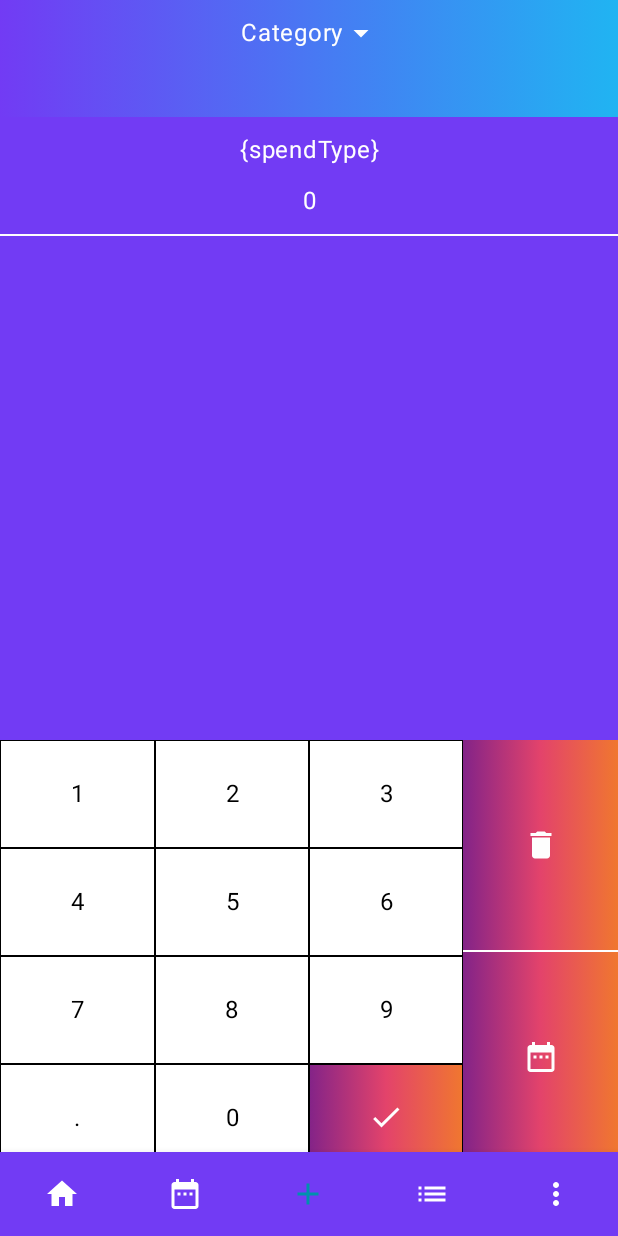
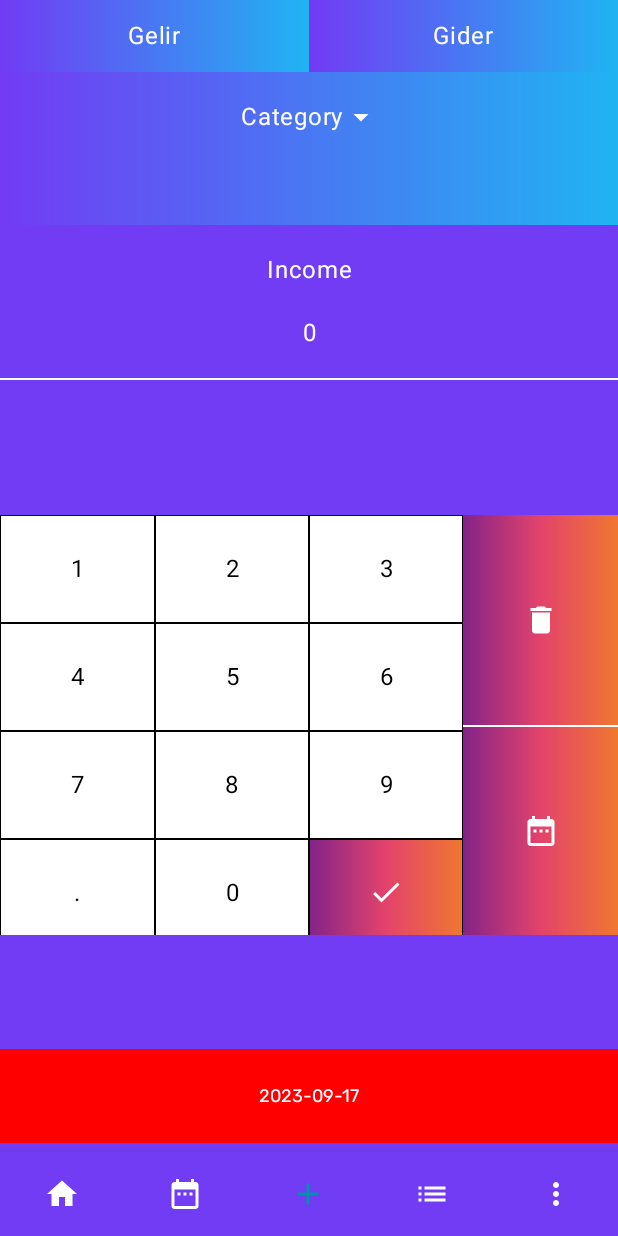
Before and after one commit to EgeMert/saveable, an Android app built with Jetpack Compose: the screen it shows after launch (MainActivity), item 3 of the bottom bar chosen, on a phone screen of 412 x 824 dp. Run offline under Robolectric (Android 15) with nearby library versions, the phone set to English and light mode, and no system bars; our stand-ins replace Dagger/Hilt's generated code, Room's generated code, accompanist, constraintlayout-compose; libraries missing offline, so code that uses them is left out: com.google.android.play.

Commit message:
AddExpense Screen fixed

```diff
--- a/app/src/main/java/com/pixelcreative/saveable/di/AppModule.kt
+++ b/app/src/main/java/com/pixelcreative/saveable/di/AppModule.kt
@@ -2,6 +2,8 @@ package com.pixelcreative.saveable.di
 
 import android.content.Context
 import androidx.room.Room
+import com.google.android.play.core.review.ReviewManager
+import com.google.android.play.core.review.ReviewManagerFactory
 import com.pixelcreative.saveable.core.Constants.Companion.EXPENSE_TABLE
 import com.pixelcreative.saveable.data.dao.ExpenseDao
 import com.pixelcreative.saveable.data.network.ExpenseDb
@@ -12,6 +14,7 @@ import dagger.Provides
 import dagger.hilt.InstallIn
 import dagger.hilt.android.qualifiers.ApplicationContext
 import dagger.hilt.components.SingletonComponent
+import javax.inject.Singleton
 
 @Module
 @InstallIn(SingletonComponent::class)
@@ -37,5 +40,13 @@ class AppModule {
     ): ExpenseRepository = ExpenseRepositoryImpl(
         expenseDao = expenseDao
     )
+    @Provides
+    @Singleton
+    fun provideInAppReviewManager(
+        @ApplicationContext
+        app: Context
+    ): ReviewManager {
+        return ReviewManagerFactory.create(app)
+    }
 
 }
--- a/app/src/main/java/com/pixelcreative/saveable/navigation/SaveableNavGraph.kt
+++ b/app/src/main/java/com/pixelcreative/saveable/navigation/SaveableNavGraph.kt
@@ -89,6 +89,6 @@ private fun NavGraphBuilder.mainNavigation(
         })
     ) { navBackStackEntry ->
         val type = navBackStackEntry.arguments?.getString("spendType").orEmpty()
-        AddExpenseScreen(router = router, spendType = type)
+        AddExpenseScreen(router = router)
     }
 }
--- a/app/src/main/java/com/pixelcreative/saveable/screens/addexpense/AddExpenseScreen.kt
+++ b/app/src/main/java/com/pixelcreative/saveable/screens/addexpense/AddExpenseScreen.kt
@@ -1,6 +1,7 @@
 package com.pixelcreative.saveable.screens.addexpense
 
 import android.util.Log
+import android.widget.Toast
 import androidx.compose.foundation.background
 import androidx.compose.foundation.border
 import androidx.compose.foundation.clickable
@@ -9,6 +10,7 @@ import androidx.compose.foundation.layout.Box
 import androidx.compose.foundation.layout.Column
 import androidx.compose.foundation.layout.Row
 import androidx.compose.foundation.layout.Spacer
+import androidx.compose.foundation.layout.fillMaxHeight
 import androidx.compose.foundation.layout.fillMaxWidth
 import androidx.compose.foundation.layout.height
 import androidx.compose.foundation.layout.navigationBarsPadding
@@ -45,6 +47,7 @@ import androidx.compose.ui.Modifier
 import androidx.compose.ui.graphics.Brush
 import androidx.compose.ui.graphics.Color
 import androidx.compose.ui.platform.LocalConfiguration
+import androidx.compose.ui.platform.LocalContext
 import androidx.compose.ui.text.style.TextAlign
 import androidx.compose.ui.tooling.preview.Preview
 import androidx.compose.ui.unit.dp
@@ -53,6 +56,7 @@ import androidx.hilt.navigation.compose.hiltViewModel
 import com.pixelcreative.saveable.components.DropDownMenu
 import com.pixelcreative.saveable.components.DropDownType
 import com.pixelcreative.saveable.components.SpendType
+import com.pixelcreative.saveable.core.CategoriesEnum
 import com.pixelcreative.saveable.core.Constants
 import com.pixelcreative.saveable.core.doubleOrZero
 import com.pixelcreative.saveable.core.getLocalDateAsString
@@ -72,8 +76,7 @@ import java.util.Date
 @Composable
 @ExperimentalMaterialApi
 fun AddExpenseScreen(
-    router: Router?,
-    spendType: String
+    router: Router?
 ) {
     val expensesScreenViewModel: ExpensesScreenViewModel = hiltViewModel()
 
@@ -89,13 +92,19 @@ fun AddExpenseScreen(
     var date by remember {
         mutableStateOf(getLocalDateAsString())
     }
-    val screenHeight = LocalConfiguration.current.screenHeightDp / 2.5
+    var spendingType by remember { mutableStateOf(SpendType.Income) }
+    val categoryList = remember { mutableStateListOf<String>() }
+
+    CategoriesEnum.values().forEach {
+        categoryList.add(it.name)
+    }
+    val context = LocalContext.current
     ConstraintLayout(
         modifier = Modifier
             .navigationBarsPadding()
             .padding(bottom = 8.dp)
             .fillMaxWidth()
-            .wrapContentHeight()
+            .fillMaxHeight()
     ) {
         if (canShowDatePicker) {
             val datePickerState = rememberDatePickerState(selectableDates = object :
@@ -129,7 +138,7 @@ fun AddExpenseScreen(
                 )
             }
         }
-        val (spendTypeRow, userInputView, userClickArea, dayText, spacerView) = createRefs()
+        val (spendTypeRow, userInputView, userClickArea, dayText, spendTypeText) = createRefs()
         if (showDialog) {
             DropDownMenu(dropDownList = selectedList,
                 dropDownType = dropDownType,
@@ -155,12 +164,59 @@ fun AddExpenseScreen(
 
                 })
         }
+        Row(modifier = Modifier
+            .fillMaxWidth()
+            .constrainAs(spendTypeText) {
+                top.linkTo(parent.top)
+            }) {
+            Box(
+                modifier = Modifier
+                    .background(
+                        brush = Brush.horizontalGradient(
+                            colors = listOf(
+                                BluishPurple,
+                                ZimaBlue,
+                            )
+                        )
+                    )
+                    .weight(1f)
+                    .clickable {
+                        spendingType = SpendType.Income
+                    }, contentAlignment = Alignment.Center
+            ) {
+                Text(
+                    text = "Gelir", style = MaterialTheme.typography.body1,
+                    color = White,
+                    modifier = Modifier.padding(vertical = 12.dp)
+                )
+            }
+            Box(
+                modifier = Modifier
+                    .background(
+                        brush = Brush.horizontalGradient(
+                            colors = listOf(
+                                BluishPurple,
+                                ZimaBlue,
+                            )
+                        )
+                    )
+                    .weight(1f) .clickable {
+                        spendingType = SpendType.Expense
+                    }, contentAlignment = Alignment.Center
+            ) {
+                Text(
+                    text = "Gider", style = MaterialTheme.typography.body1,
+                    color = White,
+                    modifier = Modifier.padding(vertical = 12.dp)
+                )
+            }
+        }
         Row(
             Modifier
                 .fillMaxWidth()
                 .constrainAs(spendTypeRow) {
                     centerHorizontallyTo(parent)
-                    top.linkTo(parent.top)
+                    top.linkTo(spendTypeText.bottom)
                     bottom.linkTo(userInputView.top)
                 })
         {
@@ -182,29 +238,7 @@ fun AddExpenseScreen(
                         .clickable {
                             dropDownType = DropDownType.Categories
                             selectedList.removeAll { true }
-                            val billTypeList = listOf(
-                                "Shopping",
-                                "Clothes",
-                                "Credit Card",
-                                "Education",
-                                "Electric",
-                                "Electronic",
-                                "Entertainment",
-                                "Expense",
-                                "Food",
-                                "Furniture",
-                                "Health",
-                                "Income",
-                                "Kids",
-                                "Phone",
-                                "Shopping",
-                                "Rent",
-                                "Transport",
-                                "Wage",
-                                "Pet",
-                                "Water"
-                            )
-                            selectedList.addAll(billTypeList)
+                            selectedList.addAll(categoryList)
                             if (!showDialog) {
                                 showDialog = true
                             }
@@ -212,7 +246,7 @@ fun AddExpenseScreen(
                     Row(
                         Modifier
                             .fillMaxWidth()
-                            .padding(vertical = 10.dp),
+                            .padding(vertical = 18.dp),
                         horizontalArrangement = Arrangement.Center,
                         verticalAlignment = Alignment.CenterVertically
                     ) {
@@ -231,7 +265,7 @@ fun AddExpenseScreen(
                     }
                     Text(
                         text = selectedCategory,
-                        modifier = Modifier.padding(bottom = 10.dp),
+                        modifier = Modifier.padding(bottom = 18.dp),
                         textAlign = TextAlign.Center,
                         style = MaterialTheme.typography.body1,
                         color = White
@@ -248,16 +282,15 @@ fun AddExpenseScreen(
                     centerHorizontallyTo(parent)
                 }) {
             Text(
-                text = spendType,
+                text = spendingType.name,
                 modifier = Modifier
                     .fillMaxWidth()
-
-                    .padding(top = 10.dp),
+                    .padding(top = 18.dp),
                 textAlign = TextAlign.Center,
                 style = MaterialTheme.typography.body1,
                 color = White
             )
-            Spacer(modifier = Modifier.height(10.dp))
+            Spacer(modifier = Modifier.height(18.dp))
             Text(
                 text = selectedNumber,
                 modifier = Modifier
@@ -266,22 +299,17 @@ fun AddExpenseScreen(
                 style = MaterialTheme.typography.body1,
                 color = White
             )
-            Spacer(modifier = Modifier.height(10.dp))
+            Spacer(modifier = Modifier.height(18.dp))
             Divider(Modifier.fillMaxWidth(), color = White)
-            Spacer(modifier = Modifier.height(10.dp))
         }
-        Spacer(modifier = Modifier
-            .height(screenHeight.dp)
-            .constrainAs(spacerView) {
-                top.linkTo(userInputView.bottom)
-            })
         Row(
             Modifier
                 .fillMaxWidth()
+                .height(280.dp)
                 .constrainAs(userClickArea) {
                     centerHorizontallyTo(parent)
-                    top.linkTo(spacerView.bottom)
-                    bottom.linkTo(dayText.top)
+                    bottom.linkTo(parent.bottom)
+                    top.linkTo(spendTypeRow.bottom)
                 })
         {
             val numberList = listOf("1", "2", "3", "4", "5", "6", "7", "8", "9", ".", "0", "okay")
@@ -309,7 +337,11 @@ fun AddExpenseScreen(
                                     .padding(vertical = 23.dp, horizontal = 28.dp)
                                     .clickable {
                                         if (selectedNumber.isEmpty()) return@clickable
-                                        if (spendType == SpendType.Expense.name) {
+                                        if (selectedCategory.isEmpty()) {
+                                            Toast.makeText(context,"Kategori seçmeden harcama giremezsiniz!", Toast.LENGTH_SHORT).show()
+                                            return@clickable
+                                        }
+                                        if (spendingType == SpendType.Expense) {
                                             dailyExpense?.let { expense ->
                                                 if (expense.date != getLocalDateAsString()) {
                                                     expensesScreenViewModel.addDailyExpense(
@@ -378,6 +410,7 @@ fun AddExpenseScreen(
                                             }
                                         }
                                         selectedNumber = "0"
+                                        Toast.makeText(context,"Harcama kaydedildi!", Toast.LENGTH_SHORT).show()
 
                                     },
                                 tint = White
@@ -463,6 +496,8 @@ fun AddExpenseScreen(
         }
         Box(
             modifier = Modifier
+                .navigationBarsPadding()
+                .padding(bottom = 54.dp)
                 .fillMaxWidth()
                 .background(Color.Red)
                 .constrainAs(dayText) {
@@ -475,7 +510,7 @@ fun AddExpenseScreen(
                 modifier = Modifier
                     .fillMaxWidth()
                     .wrapContentHeight()
-                    .padding(vertical = 12.dp),
+                    .padding(vertical = 24.dp),
                 textAlign = TextAlign.Center,
                 style = MaterialTheme.typography.subtitle2,
                 color = White
@@ -489,7 +524,8 @@ fun AddExpenseScreen(
 @Preview(showBackground = true, showSystemUi = true, backgroundColor = 0xFF000000)
 @Composable
 fun AddExpenseScreenPreview() {
-    AddExpenseScreen(null, "Income")
+    AddExpenseScreen(null)
+
 }
 
 private fun convertMillisToDate(millis: Long): String {
--- a/app/src/main/java/com/pixelcreative/saveable/screens/expenses/ExpensesScreen.kt
+++ b/app/src/main/java/com/pixelcreative/saveable/screens/expenses/ExpensesScreen.kt
@@ -287,73 +287,73 @@ fun ExpensesScreen(
                     //Burda gidiyor fakat tekrar anasayfaya basınca anasayfaya dönmüyor sadece backpress yapınca dönüyor
                 }
             )
-
-            Row(
-                modifier = Modifier
-                    .weight(1.3f)
-                    .padding(horizontal = 16.dp, vertical = 20.dp)
-            ) {
-                Column(
-                    modifier = Modifier
-                        .clickable {
-                            scope.launch {
-                                hideBottomSheet.invoke(false)
-                                spendingType = SpendType.Expense
-                                // sheetState.show()
-                                router.goToAddExpenseScreen(SpendType.Expense.name)
-
-                            }
-                        }
-                        .clip(RoundedCornerShape(8.dp))
-                        .background(
-                            brush = Brush.horizontalGradient(
-                                colors = listOf(RadicalRed, BonusLevel)
-                            )
-                        )
-                        .weight(1f),
-                    horizontalAlignment = Alignment.CenterHorizontally,
-                    verticalArrangement = Arrangement.Center
-                ) {
-                    Text(
-                        modifier = Modifier.padding(12.dp),
-                        text = stringResource(id = R.string.expense),
-                        color = White,
-                        style = MaterialTheme.typography.h5,
-                        textAlign = TextAlign.Center
-                    )
-                }
-
-                Spacer(modifier = Modifier.width(20.dp))
-
-                Column(
-                    modifier = Modifier
-                        .clickable {
-                            scope.launch {
-                                hideBottomSheet.invoke(false)
-                                spendingType = SpendType.Income
-                                // sheetState.show()
-                                router.goToAddExpenseScreen(SpendType.Income.name)
-                            }
-                        }
-                        .clip(RoundedCornerShape(8.dp))
-                        .background(
-                            brush = Brush.horizontalGradient(
-                                colors = listOf(InvasiveIndigo, MediumSpringGreen)
-                            )
-                        )
-                        .weight(1f),
-                    horizontalAlignment = Alignment.CenterHorizontally,
-                    verticalArrangement = Arrangement.Center
-                ) {
-                    Text(
-                        modifier = Modifier.padding(12.dp),
-                        text = stringResource(id = R.string.income),
-                        color = White,
-                        style = MaterialTheme.typography.h5,
-                        textAlign = TextAlign.Center
-                    )
-                }
-            }
+//
+//            Row(
+//                modifier = Modifier
+//                    .weight(1.3f)
+//                    .padding(horizontal = 16.dp, vertical = 20.dp)
+//            ) {
+//                Column(
+//                    modifier = Modifier
+//                        .clickable {
+//                            scope.launch {
+//                                hideBottomSheet.invoke(false)
+//                                spendingType = SpendType.Expense
+//                                // sheetState.show()
+//                                router.goToAddExpenseScreen(SpendType.Expense.name)
+//
+//                            }
+//                        }
+//                        .clip(RoundedCornerShape(8.dp))
+//                        .background(
+//                            brush = Brush.horizontalGradient(
+//                                colors = listOf(RadicalRed, BonusLevel)
+//                            )
+//                        )
+//                        .weight(1f),
+//                    horizontalAlignment = Alignment.CenterHorizontally,
+//                    verticalArrangement = Arrangement.Center
+//                ) {
+//                    Text(
+//                        modifier = Modifier.padding(12.dp),
+//                        text = stringResource(id = R.string.expense),
+//                        color = White,
+//                        style = MaterialTheme.typography.h5,
+//                        textAlign = TextAlign.Center
+//                    )
+//                }
+//
+//                Spacer(modifier = Modifier.width(20.dp))
+//
+//                Column(
+//                    modifier = Modifier
+//                        .clickable {
+//                            scope.launch {
+//                                hideBottomSheet.invoke(false)
+//                                spendingType = SpendType.Income
+//                                // sheetState.show()
+//                                router.goToAddExpenseScreen(SpendType.Income.name)
+//                            }
+//                        }
+//                        .clip(RoundedCornerShape(8.dp))
+//                        .background(
+//                            brush = Brush.horizontalGradient(
+//                                colors = listOf(InvasiveIndigo, MediumSpringGreen)
+//                            )
+//                        )
+//                        .weight(1f),
+//                    horizontalAlignment = Alignment.CenterHorizontally,
+//                    verticalArrangement = Arrangement.Center
+//                ) {
+//                    Text(
+//                        modifier = Modifier.padding(12.dp),
+//                        text = stringResource(id = R.string.income),
+//                        color = White,
+//                        style = MaterialTheme.typography.h5,
+//                        textAlign = TextAlign.Center
+//                    )
+//                }
+//            }
         }
     }
 }
```
Also changed, not shown: app/src/main/java/com/pixelcreative/saveable/components/AddExpenseBottomSheet.kt (+7 -24 lines).
